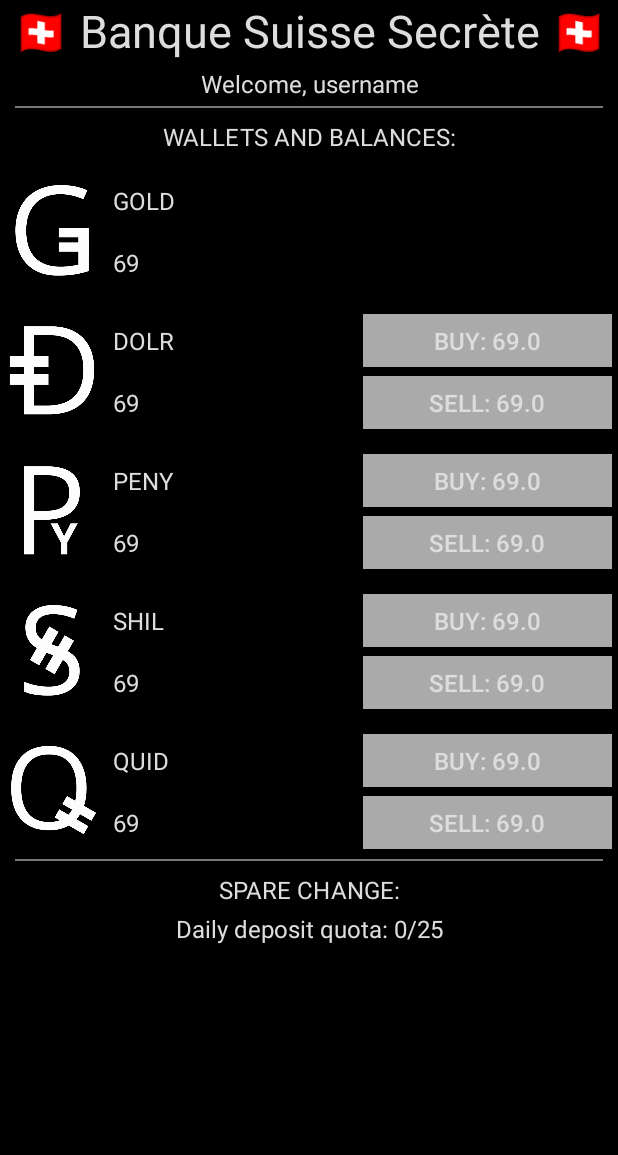
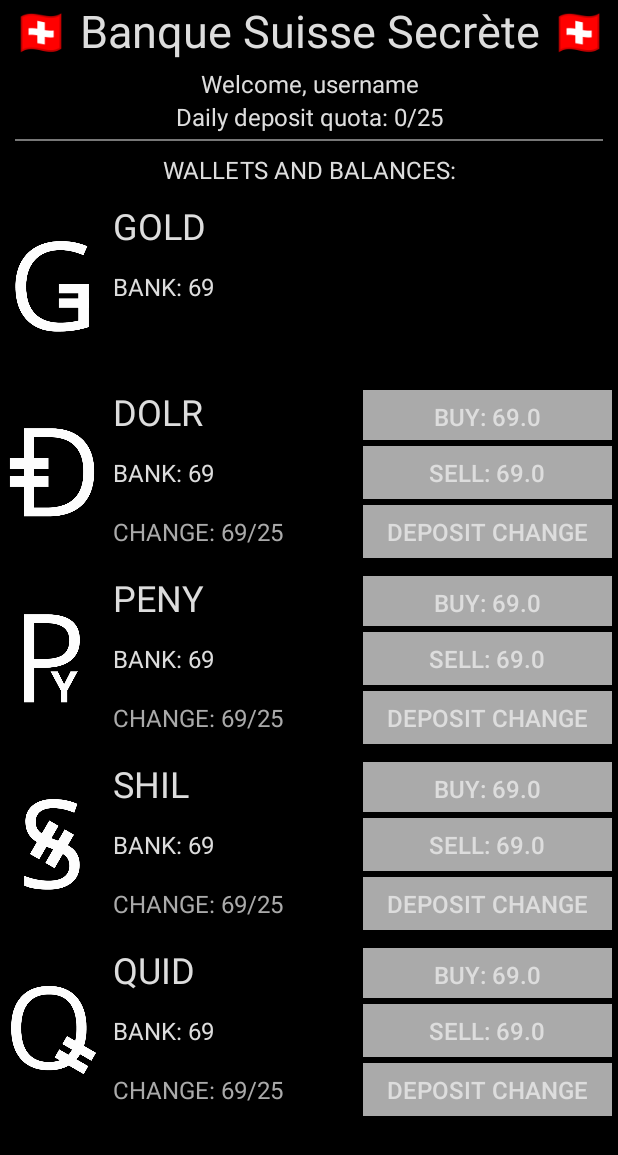
Before and after one commit to LumosX/coinz, an Android app: the fragment BankFragment placed in its activity, on a phone screen of 412 x 824 dp. Shown: the top 1155 px of the screen. Run offline under Robolectric (Android 15) with nearby library versions, the phone set to English and light mode, and no system bars; our stand-ins replace Firebase (no records; nobody signed in at launch, a user with empty details on screens opened directly).

```diff
--- a/coinz/app/src/main/java/eu/zerovector/coinz/CurrencyView.kt
+++ b/coinz/app/src/main/java/eu/zerovector/coinz/CurrencyView.kt
@@ -17,8 +17,15 @@ class CurrencyView : LinearLayout {
 
     private var currentView: View
     private lateinit var currency: Currency
+
     private var btnBuy: Button
     private var btnSell: Button
+    private var btnDeposit: Button
+
+    private var image: ImageView
+    private var lblName: TextView
+    private var lblBalance: TextView
+    private var lblChange: TextView
 
     constructor(context: Context) : this(context, null)
     constructor(context: Context, attrs: AttributeSet?) : this(context, attrs, 0)
@@ -33,8 +40,15 @@ class CurrencyView : LinearLayout {
             recycle()
         }
 
-        btnBuy = currentView.findViewById(R.id.lblCurrencyBuy)
-        btnSell = currentView.findViewById(R.id.lblCurrencySell)
+        // Bind views here. It's the most effective way to do it.
+        btnBuy = currentView.findViewById(R.id.btnCurrencyBuy)
+        btnSell = currentView.findViewById(R.id.btnCurrencySell)
+        btnDeposit = currentView.findViewById(R.id.btnCurrencyDeposit)
+
+        image = currentView.findViewById(R.id.imgCurrency)
+        lblName = currentView.findViewById(R.id.lblCurrencyName)
+        lblBalance = currentView.findViewById(R.id.lblCurrencyBalance)
+        lblChange = currentView.findViewById(R.id.lblCurrencyChange)
 
         UpdateData()
 
@@ -44,13 +58,17 @@ class CurrencyView : LinearLayout {
     @SuppressLint("SetTextI18n")
     public fun UpdateData() {
         // Set variables based on the current currency
-        currentView.findViewById<ImageView>(R.id.imgCurrency).setImageResource(currency.iconID)
-        currentView.findViewById<TextView>(R.id.lblCurrencyName).text = currency.name
-        currentView.findViewById<TextView>(R.id.lblCurrencyBalance).text = DataManager.GetBalance(currency).toString()
+        image.setImageResource(currency.iconID)
+        lblName.text = currency.name
+        lblBalance.text = "BANK: " + DataManager.GetBalance(currency).toString()
+        lblChange.text = "CHANGE: " + DataManager.GetChange(currency).toString() + "/" + DataManager.GetChangeLimit()
 
-        // Fancily set label visibility
+        // Fancily set button visibility
         btnBuy.visibility = if (currency.showBuySell) View.VISIBLE else View.INVISIBLE
         btnSell.visibility = btnBuy.visibility
+        btnDeposit.visibility = btnBuy.visibility
+        // applies to the "spare change" label as well, since GOLD doesn't have "change"
+        lblChange.visibility = btnBuy.visibility
 
         btnBuy.text = "BUY: " + DataManager.GetBuyPrice(currency)
         btnSell.text = "SELL: " + DataManager.GetSellPrice(currency)
@@ -69,4 +87,9 @@ class CurrencyView : LinearLayout {
         MakeToast(context, "SELL CLICKED FOR CURRENCY $currency")
     }
 
+    fun OnDepositClicked() {
+
+
+    }
+
 }
--- /dev/null
+++ b/coinz/app/src/main/java/eu/zerovector/coinz/Data/AccountData.kt
@@ -0,0 +1,22 @@
+package eu.zerovector.coinz.Data
+
+// A basic class that holds information about the player's current situation.
+data class AccountData(
+        var team: Team,
+        var username: String,
+
+        // Experience! It determines levels, i.e. collection range and wallet sizes
+        var experience: Int,
+
+        // Bank stuff
+        var bankGold: Int,
+        var bankDolr: Int,
+        var bankPeny: Int,
+        var bankShil: Int,
+        var bankQuid: Int,
+        // Spares
+        var spareDolr: Int,
+        var sparePeny: Int,
+        var sparePhil: Int,
+        var spareQuid: Int
+)
--- a/coinz/app/src/main/java/eu/zerovector/coinz/Data/DataManager.kt
+++ b/coinz/app/src/main/java/eu/zerovector/coinz/Data/DataManager.kt
@@ -5,10 +5,15 @@ class DataManager {
     // Stuff inside the companion object is static, apparently
     companion object {
         public fun GetBalance(currency: Currency): Int {
+            return 69 // FIXME make this work
+        }
 
+        public fun GetChange(currency: Currency): Int {
             return 69 // FIXME make this work
+        }
 
-
+        public fun GetChangeLimit() : Int {
+            return 25
         }
 
         public fun GetBuyPrice(currency: Currency): Double {
--- a/coinz/app/src/main/res/layout/fragment_bank.xml
+++ b/coinz/app/src/main/res/layout/fragment_bank.xml
@@ -1,12 +1,12 @@
 <?xml version="1.0" encoding="utf-8"?>
 <LinearLayout xmlns:android="http://schemas.android.com/apk/res/android"
+    xmlns:app="http://schemas.android.com/apk/res-auto"
     xmlns:tools="http://schemas.android.com/tools"
     android:layout_width="match_parent"
     android:layout_height="match_parent"
-    xmlns:app="http://schemas.android.com/apk/res-auto"
+    android:background="@color/Black"
+    android:clickable="true"
     android:orientation="vertical"
-    android:clickable="true"
-    android:background="@color/Black"
     tools:context=".Activities.Fragments.BankFragment"
     tools:ignore="HardcodedText">
 
@@ -31,23 +31,33 @@
         android:textColor="@color/lightGrey"
         android:textSize="16sp" />
 
+    <TextView
+        android:id="@+id/lblDepositQuota"
+        android:layout_width="match_parent"
+        android:layout_height="wrap_content"
+        android:gravity="center"
+        android:text="Daily deposit quota: 0/25"
+        android:textAlignment="center"
+        android:textColor="@color/lightGrey"
+        android:textSize="16sp" />
+
     <View
         android:layout_width="match_parent"
         android:layout_height="1dp"
+        android:layout_marginBottom="4dp"
+        android:layout_marginEnd="10dp"
         android:layout_marginStart="10dp"
-        android:layout_marginEnd="10dp"
         android:layout_marginTop="4dp"
-        android:layout_marginBottom="4dp"
-        android:background="@color/darkGrey"/>
+        android:background="@color/darkGrey" />
 
-<!--    <ScrollView
+    <ScrollView
         android:layout_width="match_parent"
-        android:layout_height="match_parent">-->
+        android:layout_height="match_parent">
 
         <LinearLayout
             android:layout_width="match_parent"
             android:layout_height="wrap_content"
-            android:orientation="vertical" >
+            android:orientation="vertical">
 
             <TextView
                 android:id="@+id/lblWallets"
@@ -95,40 +105,14 @@
                 android:layout_marginTop="10dp"
                 app:currency="QUID" />
 
-            <View
-                android:id="@+id/view"
-                android:layout_width="match_parent"
-                android:layout_height="1dp"
-                android:layout_marginBottom="4dp"
-                android:layout_marginEnd="10dp"
-                android:layout_marginStart="10dp"
-                android:layout_marginTop="4dp"
-                android:background="@color/darkGrey" />
-
-            <TextView
-                android:id="@+id/lblSpareChange"
-                android:layout_width="match_parent"
-                android:layout_height="wrap_content"
-                android:layout_marginTop="4dp"
-                android:gravity="center"
-                android:text="SPARE CHANGE:"
-                android:textAlignment="center"
-                android:textColor="@color/lightGrey"
-                android:textSize="16sp" />
-
-            <TextView
-                android:id="@+id/lblDepositQuota"
-                android:layout_width="match_parent"
-                android:layout_height="wrap_content"
-                android:layout_marginTop="4dp"
-                android:gravity="center"
-                android:text="Daily deposit quota: 0/25"
-                android:textAlignment="center"
-                android:textColor="@color/lightGrey"
-                android:textSize="16sp" />
+            <Space
+                android:layout_width="wrap_content"
+                android:layout_height="100dp"  />
 
         </LinearLayout>
-    <!--</ScrollView>-->
+
+
+    </ScrollView>
 
 
 </LinearLayout>
--- a/coinz/app/src/main/res/layout/fragment_map.xml
+++ b/coinz/app/src/main/res/layout/fragment_map.xml
@@ -32,7 +32,7 @@
             android:layout_width="wrap_content"
             android:layout_height="wrap_content"
             android:layout_weight="1"
-            android:text="25/25"
+            android:text="99999"
             android:textColor="@color/basicGrey" />
 
         <ImageView
--- a/coinz/app/src/main/res/layout/layout_currency_view.xml
+++ b/coinz/app/src/main/res/layout/layout_currency_view.xml
@@ -39,19 +39,17 @@
                 android:id="@+id/lblCurrencyName"
                 android:layout_width="match_parent"
                 android:layout_height="wrap_content"
-                android:layout_marginTop="4dp"
                 android:layout_weight="1"
                 android:gravity="center"
                 android:text="DOLR"
                 android:textAlignment="viewStart"
                 android:textColor="@color/lightGrey"
-                android:textSize="16sp" />
+                android:textSize="24sp" />
 
             <Button
-                android:id="@+id/lblCurrencyBuy"
+                android:id="@+id/btnCurrencyBuy"
                 android:layout_width="match_parent"
                 android:layout_height="35dp"
-                android:layout_marginTop="4dp"
                 android:layout_weight="1"
                 android:background="@drawable/generic_button"
                 android:gravity="center"
@@ -64,26 +62,25 @@
         <LinearLayout
             android:layout_width="match_parent"
             android:layout_height="match_parent"
+            android:layout_marginTop="4dp"
             android:layout_weight="1"
             android:orientation="horizontal">
 
             <TextView
                 android:id="@+id/lblCurrencyBalance"
                 android:layout_width="match_parent"
-                android:layout_height="40dp"
-                android:layout_marginTop="4dp"
+                android:layout_height="wrap_content"
                 android:layout_weight="1"
                 android:gravity="center"
-                android:text="9999999"
+                android:text="BANK: 9999999"
                 android:textAlignment="viewStart"
                 android:textColor="@color/lightGrey"
                 android:textSize="16sp" />
 
             <Button
-                android:id="@+id/lblCurrencySell"
+                android:id="@+id/btnCurrencySell"
                 android:layout_width="match_parent"
                 android:layout_height="35dp"
-                android:layout_marginTop="4dp"
                 android:layout_weight="1"
                 android:background="@drawable/generic_button"
                 android:gravity="center"
@@ -92,6 +89,36 @@
                 android:textSize="16sp" />
         </LinearLayout>
 
+        <LinearLayout
+            android:layout_width="match_parent"
+            android:layout_height="match_parent"
+            android:layout_marginTop="4dp"
+            android:layout_weight="1"
+            android:orientation="horizontal">
+
+            <TextView
+                android:id="@+id/lblCurrencyChange"
+                android:layout_width="match_parent"
+                android:layout_height="wrap_content"
+                android:layout_weight="1"
+                android:gravity="center"
+                android:text="CHANGE: 25/25"
+                android:textAlignment="viewStart"
+                android:textColor="@color/basicGrey"
+                android:textSize="16sp" />
+
+            <Button
+                android:id="@+id/btnCurrencyDeposit"
+                android:layout_width="match_parent"
+                android:layout_height="35dp"
+                android:layout_weight="1"
+                android:background="@drawable/generic_button"
+                android:gravity="center"
+                android:text="DEPOSIT CHANGE"
+                android:textColor="@color/lightGrey"
+                android:textSize="16sp" />
+        </LinearLayout>
+
     </LinearLayout>
 
 </LinearLayout>
```
